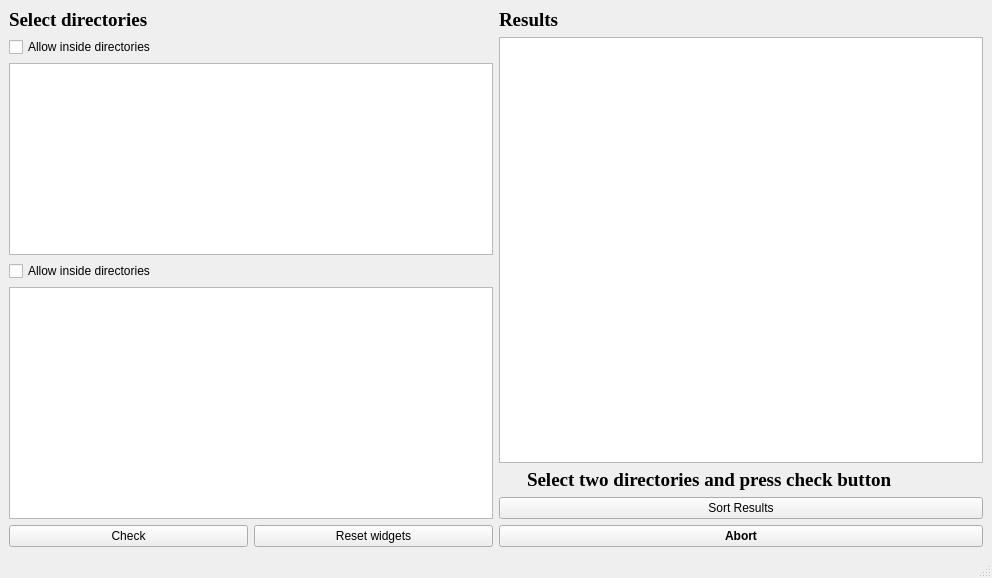
This is mainwindow.ui in AntonK17/DuplicateFinder as Qt 5 draws it before an edit. The edited form follows.
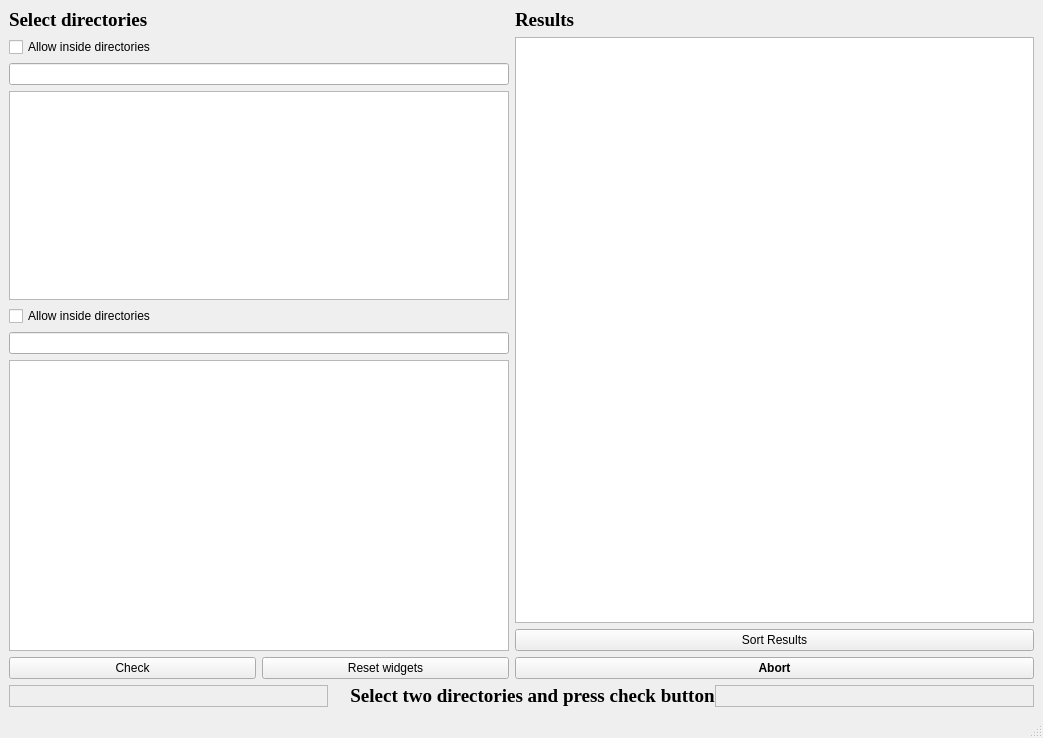
This is the edited form. Icons and pictures are not drawn.

```diff
--- a/mainwindow.ui
+++ b/mainwindow.ui
@@ -6,8 +6,8 @@
    <rect>
     <x>0</x>
     <y>0</y>
-    <width>992</width>
-    <height>578</height>
+    <width>1043</width>
+    <height>738</height>
    </rect>
   </property>
   <property name="windowTitle">
@@ -18,10 +18,12 @@
     <normaloff>dd_eto_icon.ico</normaloff>dd_eto_icon.ico</iconset>
   </property>
   <widget class="QWidget" name="centralwidget">
-   <layout class="QVBoxLayout" name="verticalLayout_5">
-    <item>
      <layout class="QHBoxLayout" name="horizontalLayout_5">
       <item>
+     <layout class="QVBoxLayout" name="verticalLayout_5">
+      <item>
+       <layout class="QHBoxLayout" name="horizontalLayout_6">
+        <item>
        <layout class="QHBoxLayout" name="horizontalLayout_2">
         <item>
          <layout class="QVBoxLayout" name="verticalLayout_2">
@@ -49,6 +51,16 @@
               </property>
              </widget>
             </item>
+              <item>
+               <widget class="QLineEdit" name="UpperLine">
+                <property name="maximumSize">
+                 <size>
+                  <width>500</width>
+                  <height>16777215</height>
+                 </size>
+                </property>
+               </widget>
+              </item>
             <item>
              <widget class="QListView" name="UpperList">
               <property name="minimumSize">
@@ -74,6 +86,16 @@
             </property>
            </widget>
           </item>
+            <item>
+             <widget class="QLineEdit" name="LowerLine">
+              <property name="maximumSize">
+               <size>
+                <width>500</width>
+                <height>16777215</height>
+               </size>
+              </property>
+             </widget>
+            </item>
           <item>
            <widget class="QListView" name="LowerList">
             <property name="minimumSize">
@@ -147,41 +169,6 @@
             </property>
            </widget>
           </item>
-          <item>
-           <layout class="QHBoxLayout" name="horizontalLayout_4">
-            <item>
-             <widget class="QWidget" name="ForSpinner" native="true">
-              <property name="minimumSize">
-               <size>
-                <width>22</width>
-                <height>22</height>
-               </size>
-              </property>
-              <property name="maximumSize">
-               <size>
-                <width>22</width>
-                <height>22</height>
-               </size>
-              </property>
-             </widget>
-            </item>
-            <item>
-             <widget class="QLabel" name="HelperLabel">
-              <property name="font">
-               <font>
-                <family>Times New Roman</family>
-                <pointsize>14</pointsize>
-                <weight>75</weight>
-                <bold>true</bold>
-               </font>
-              </property>
-              <property name="text">
-               <string>Select two directories and press check button</string>
-              </property>
-             </widget>
-            </item>
-           </layout>
-          </item>
           <item>
            <widget class="QPushButton" name="SortButton">
             <property name="text">
@@ -211,6 +198,88 @@
       </item>
      </layout>
     </item>
+      <item>
+       <layout class="QHBoxLayout" name="horizontalLayout_4" stretch="0,0,0">
+        <property name="spacing">
+         <number>0</number>
+        </property>
+        <property name="leftMargin">
+         <number>0</number>
+        </property>
+        <property name="rightMargin">
+         <number>0</number>
+        </property>
+        <item>
+         <widget class="QFrame" name="HelpfulFrame1">
+          <property name="frameShape">
+           <enum>QFrame::StyledPanel</enum>
+          </property>
+          <property name="frameShadow">
+           <enum>QFrame::Raised</enum>
+          </property>
+         </widget>
+        </item>
+        <item>
+         <layout class="QGridLayout" name="gridLayout">
+          <item row="0" column="0">
+           <widget class="QWidget" name="ForSpinner" native="true">
+            <property name="minimumSize">
+             <size>
+              <width>22</width>
+              <height>22</height>
+             </size>
+            </property>
+            <property name="maximumSize">
+             <size>
+              <width>22</width>
+              <height>22</height>
+             </size>
+            </property>
+            <property name="layoutDirection">
+             <enum>Qt::LeftToRight</enum>
+            </property>
+           </widget>
+          </item>
+          <item row="0" column="1">
+           <widget class="QLabel" name="HelperLabel">
+            <property name="font">
+             <font>
+              <family>Times New Roman</family>
+              <pointsize>14</pointsize>
+              <weight>75</weight>
+              <bold>true</bold>
+             </font>
+            </property>
+            <property name="focusPolicy">
+             <enum>Qt::NoFocus</enum>
+            </property>
+            <property name="layoutDirection">
+             <enum>Qt::RightToLeft</enum>
+            </property>
+            <property name="text">
+             <string>Select two directories and press check button</string>
+            </property>
+            <property name="alignment">
+             <set>Qt::AlignCenter</set>
+            </property>
+           </widget>
+          </item>
+         </layout>
+        </item>
+        <item>
+         <widget class="QFrame" name="HelpfulFrame2">
+          <property name="frameShape">
+           <enum>QFrame::StyledPanel</enum>
+          </property>
+          <property name="frameShadow">
+           <enum>QFrame::Raised</enum>
+          </property>
+         </widget>
+        </item>
+       </layout>
+      </item>
+     </layout>
+    </item>
    </layout>
   </widget>
   <widget class="QMenuBar" name="menubar">
```
Left out of the diff: 2 changed lines with no effect on the pictures. Lines whose indentation alone changed are shown as unchanged.
